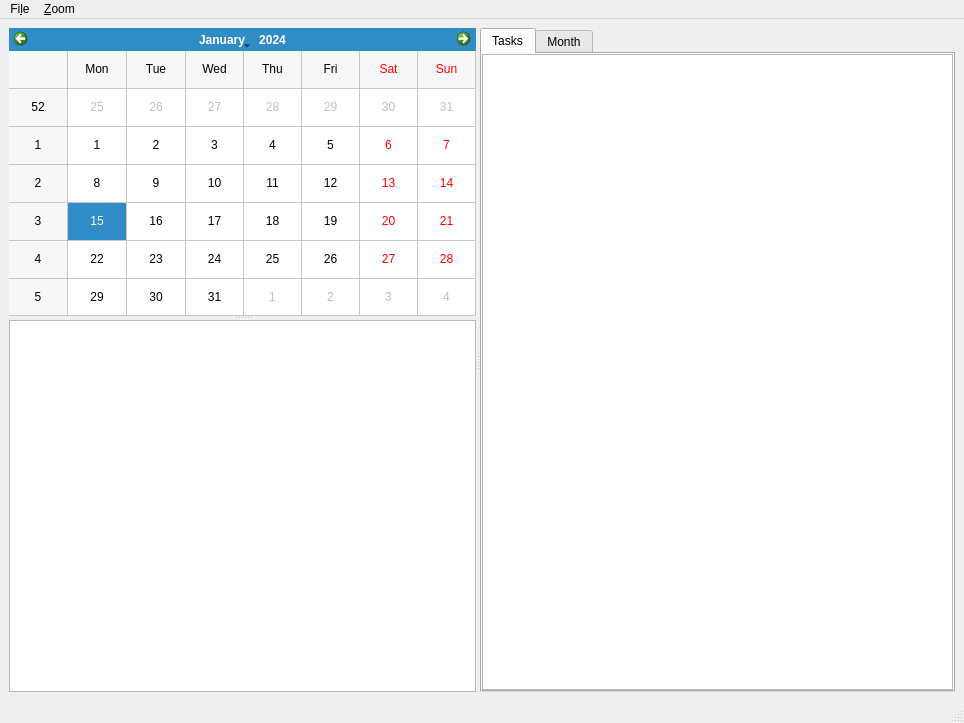
The window that src/todocalendar/ui/main_window.ui (anetczuk/hanlendar) describes before a commit, drawn with Qt 5.
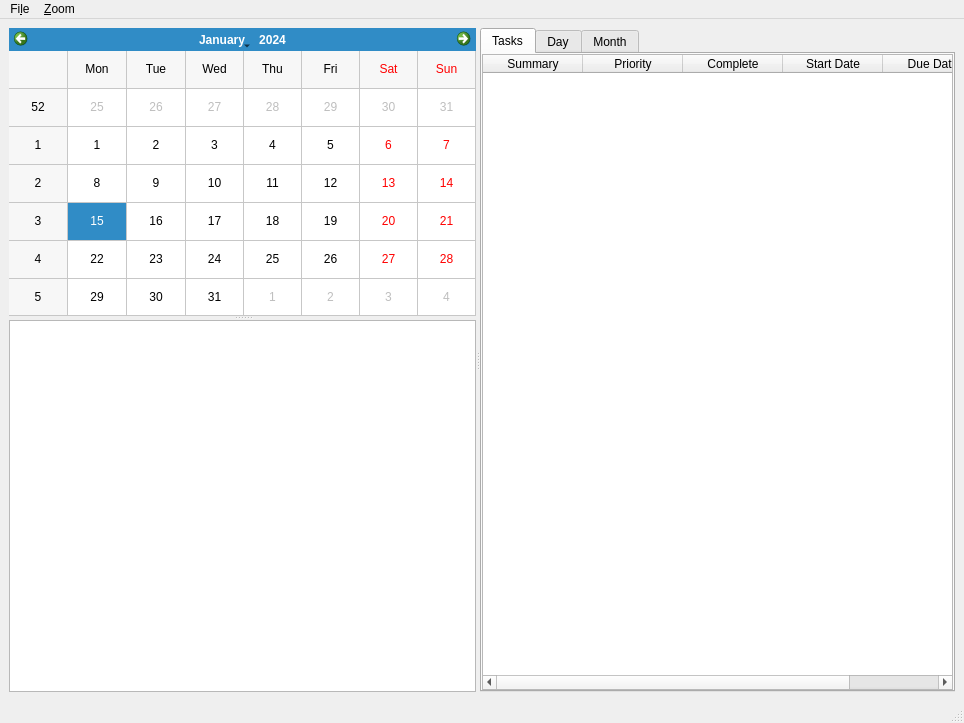
The same window after the commit. Custom widgets are drawn as their Qt base class.

Commit message: Add TaskTable widget

```diff
--- a/src/todocalendar/ui/main_window.ui
+++ b/src/todocalendar/ui/main_window.ui
@@ -107,10 +107,53 @@
              <number>0</number>
             </property>
             <item>
-             <widget class="QListWidget" name="tasksList"/>
+             <widget class="TaskTable" name="tasksTable">
+              <property name="editTriggers">
+               <set>QAbstractItemView::NoEditTriggers</set>
+              </property>
+              <property name="selectionMode">
+               <enum>QAbstractItemView::SingleSelection</enum>
+              </property>
+              <property name="selectionBehavior">
+               <enum>QAbstractItemView::SelectRows</enum>
+              </property>
+              <property name="sortingEnabled">
+               <bool>false</bool>
+              </property>
+              <column>
+               <property name="text">
+                <string>Summary</string>
+               </property>
+              </column>
+              <column>
+               <property name="text">
+                <string>Priority</string>
+               </property>
+              </column>
+              <column>
+               <property name="text">
+                <string>Complete</string>
+               </property>
+              </column>
+              <column>
+               <property name="text">
+                <string>Start Date</string>
+               </property>
+              </column>
+              <column>
+               <property name="text">
+                <string>Due Date</string>
+               </property>
+              </column>
+             </widget>
             </item>
            </layout>
           </widget>
+          <widget class="QWidget" name="day_tab">
+           <attribute name="title">
+            <string>Day</string>
+           </attribute>
+          </widget>
           <widget class="QWidget" name="month_tab">
            <attribute name="title">
             <string>Month</string>
@@ -186,6 +229,11 @@
    <extends>QCalendarWidget</extends>
    <header>todocalendar.gui.navcalendar</header>
   </customwidget>
+  <customwidget>
+   <class>TaskTable</class>
+   <extends>QTableWidget</extends>
+   <header>todocalendar.gui.tasktable</header>
+  </customwidget>
  </customwidgets>
  <resources/>
  <connections>
```
The commit also changes 4 other files.
